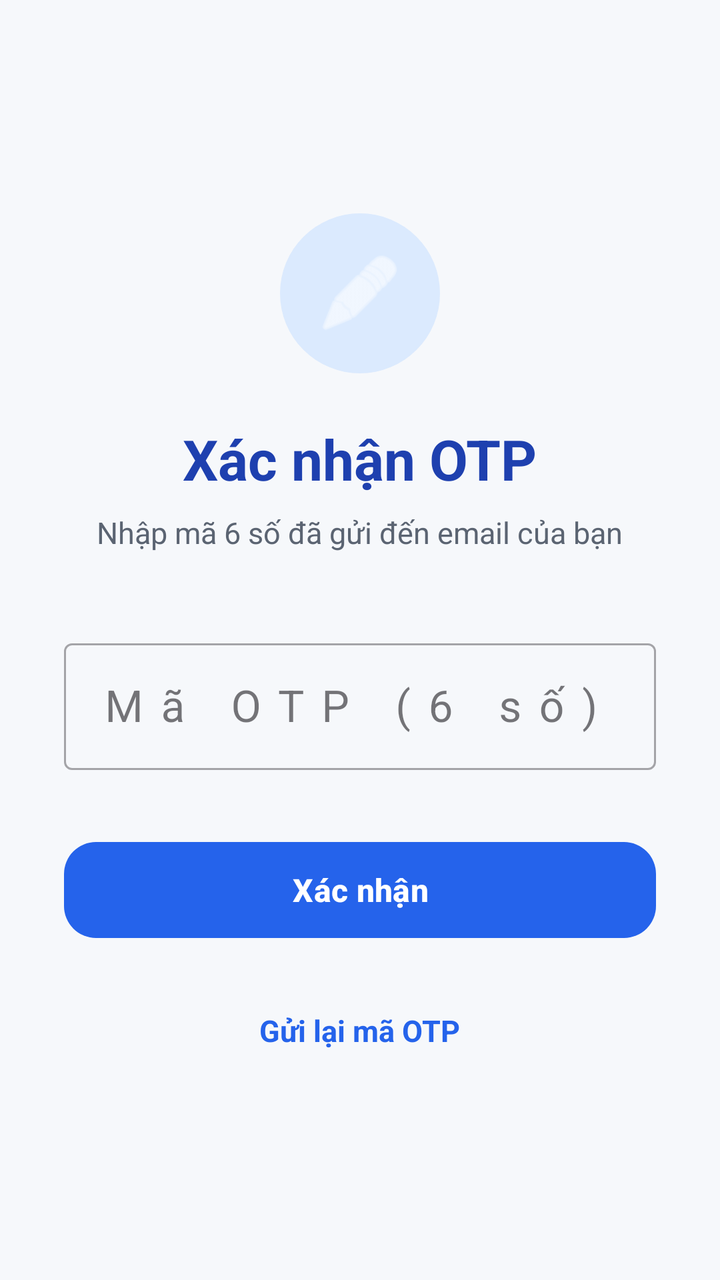
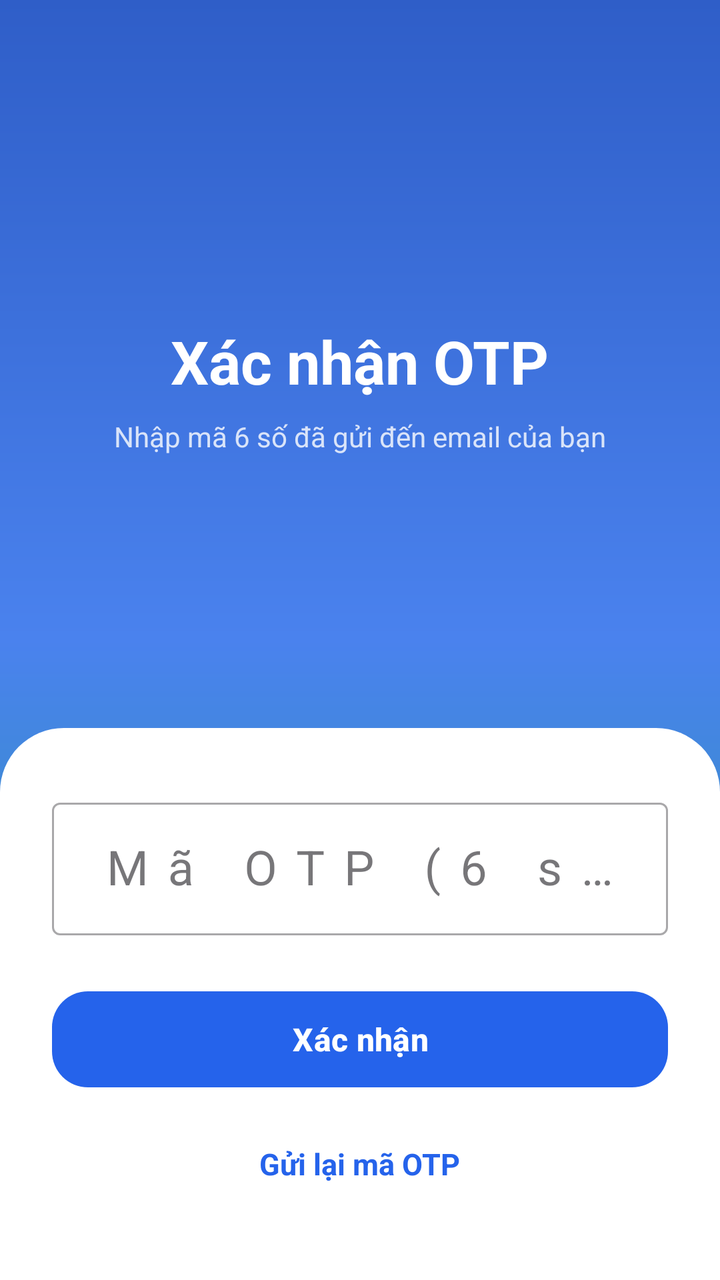

Compare the two renders of this Android layout. The source of the first and the diff that turns it into the second are given below.
<!-- AndroidManifest.xml: application theme Theme.ObjectLanguage -->
<!-- res/layout/fragment_verify_otp.xml -->
<?xml version="1.0" encoding="utf-8"?>
<LinearLayout xmlns:android="http://schemas.android.com/apk/res/android"
    xmlns:app="http://schemas.android.com/apk/res-auto"
    android:layout_width="match_parent"
    android:layout_height="match_parent"
    android:background="@color/background"
    android:gravity="center"
    android:orientation="vertical"
    android:padding="32dp">

    <ImageView
        android:layout_width="80dp"
        android:layout_height="80dp"
        android:layout_marginBottom="24dp"
        android:background="@drawable/circle_bg"
        android:contentDescription="@string/auth_logo"
        android:padding="18dp"
        android:src="@android:drawable/ic_menu_edit"
        app:tint="@color/text_on_primary" />

    <TextView
        android:layout_width="wrap_content"
        android:layout_height="wrap_content"
        android:layout_marginBottom="8dp"
        android:text="@string/verify_otp_title"
        android:textColor="@color/primary_dark"
        android:textSize="28sp"
        android:textStyle="bold" />

    <TextView
        android:id="@+id/tvEmailHint"
        android:layout_width="wrap_content"
        android:layout_height="wrap_content"
        android:layout_marginBottom="40dp"
        android:gravity="center"
        android:text="@string/verify_otp_subtitle"
        android:textColor="@color/text_secondary"
        android:textSize="15sp" />

    <com.google.android.material.textfield.TextInputLayout
        android:layout_width="match_parent"
        android:layout_height="wrap_content"
        android:layout_marginBottom="32dp"
        style="@style/Widget.MaterialComponents.TextInputLayout.OutlinedBox">

        <com.google.android.material.textfield.TextInputEditText
            android:id="@+id/etOtp"
            android:layout_width="match_parent"
            android:layout_height="wrap_content"
            android:hint="@string/otp_hint"
            android:inputType="number"
            android:maxLength="6"
            android:letterSpacing="0.4"
            android:textColor="@color/text_primary"
            android:textColorHint="@color/text_secondary"
            android:textSize="22sp" />
    </com.google.android.material.textfield.TextInputLayout>

    <com.google.android.material.button.MaterialButton
        android:id="@+id/btnVerify"
        android:layout_width="match_parent"
        android:layout_height="56dp"
        android:text="@string/verify_otp_button"
        android:textSize="16sp"
        android:textStyle="bold"
        app:backgroundTint="@color/primary"
        app:cornerRadius="16dp" />

    <ProgressBar
        android:id="@+id/progressBar"
        android:layout_width="wrap_content"
        android:layout_height="wrap_content"
        android:layout_marginTop="16dp"
        android:visibility="gone" />

    <TextView
        android:id="@+id/tvResendOtp"
        android:layout_width="wrap_content"
        android:layout_height="wrap_content"
        android:layout_marginTop="24dp"
        android:padding="8dp"
        android:text="Gửi lại mã OTP"
        android:textColor="@color/primary"
        android:textSize="15sp"
        android:textStyle="bold" />

</LinearLayout>
<!-- resources referenced by this layout -->
<resources>
  <color name="background">#F6F8FB</color>
  <color name="primary">#2563EB</color>
  <color name="primary_dark">#1E40AF</color>
  <color name="text_on_primary">#FFFFFF</color>
  <color name="text_primary">#111827</color>
  <color name="text_secondary">#5B6472</color>
  <!-- drawable circle_bg (drawable) -->
  <?xml version="1.0" encoding="utf-8"?>
  <shape xmlns:android="http://schemas.android.com/apk/res/android" android:shape="oval">
      <solid android:color="@color/primary_light" />
  </shape>
  <string name="auth_logo">Logo</string>
  <string name="otp_hint">Mã OTP (6 số)</string>
  <string name="verify_otp_button">Xác nhận</string>
  <string name="verify_otp_subtitle">Nhập mã 6 số đã gửi đến email của bạn</string>
  <string name="verify_otp_title">Xác nhận OTP</string>
  <style name="Theme.ObjectLanguage" parent="Theme.Material3.Light.NoActionBar">
          <item name="colorPrimary">@color/primary</item>
          <item name="colorPrimaryVariant">@color/primary_dark</item>
          <item name="colorOnPrimary">@color/text_on_primary</item>
          <item name="colorSecondary">@color/secondary</item>
          <item name="colorOnSecondary">@color/text_on_primary</item>
          <item name="android:colorBackground">@color/background</item>
          <item name="android:windowBackground">@color/background</item>
          <item name="colorSurface">@color/surface</item>
          <item name="android:statusBarColor">@color/background</item>
          <item name="android:windowLightStatusBar">true</item>
          <item name="android:navigationBarColor">@color/surface</item>
          <item name="android:windowLightNavigationBar" tools:targetApi="o_mr1">true</item>
          
          <item name="cardViewStyle">@style/Widget.App.CardView</item>
          <item name="bottomNavigationStyle">@style/Widget.App.BottomNav</item>
      </style>
  <color name="primary_light">#DBEAFE</color>
  <color name="secondary">#16A34A</color>
  <color name="surface">#FFFFFF</color>
  <style name="Widget.App.CardView" parent="Widget.Material3.CardView.Elevated">
          <item name="cardBackgroundColor">@color/surface</item>
          <item name="cardCornerRadius">14dp</item>
          <item name="cardElevation">0dp</item>
          <item name="strokeWidth">0dp</item>
      </style>
  <style name="Widget.App.BottomNav" parent="Widget.Material3.BottomNavigationView">
          <item name="backgroundTint">@color/bottom_nav_bg</item>
          <item name="itemIconTint">@color/bottom_nav_color</item>
          <item name="itemTextColor">@color/bottom_nav_color</item>
          <item name="itemActiveIndicatorStyle">@style/Widget.App.BottomNav.ActiveIndicator</item>
          <item name="labelVisibilityMode">labeled</item>
          <item name="itemRippleColor">@color/primary_light</item>
      </style>
  <color name="bottom_nav_bg">#FFFFFF</color>
  <style name="Widget.App.BottomNav.ActiveIndicator" parent="Widget.Material3.BottomNavigationView.ActiveIndicator">
          <item name="android:color">@color/surface_variant</item>
          <item name="shapeAppearance">@style/ShapeAppearance.App.SmallComponent</item>
      </style>
  <color name="surface_variant">#EAF0F7</color>
  <style name="ShapeAppearance.App.SmallComponent" parent="ShapeAppearance.Material3.SmallComponent">
          <item name="cornerSize">14dp</item>
      </style>
</resources>

<!-- the commit's change to res/layout/fragment_verify_otp.xml (unified diff, before → after) -->
@@ -1,87 +1,115 @@
 <?xml version="1.0" encoding="utf-8"?>
-<LinearLayout xmlns:android="http://schemas.android.com/apk/res/android"
+<ScrollView xmlns:android="http://schemas.android.com/apk/res/android"
     xmlns:app="http://schemas.android.com/apk/res-auto"
     android:layout_width="match_parent"
     android:layout_height="match_parent"
-    android:background="@color/background"
-    android:gravity="center"
-    android:orientation="vertical"
-    android:padding="32dp">
+    android:background="@drawable/bg_auth_gradient"
+    android:fillViewport="true">
 
-    <ImageView
-        android:layout_width="80dp"
-        android:layout_height="80dp"
-        android:layout_marginBottom="24dp"
-        android:background="@drawable/circle_bg"
-        android:contentDescription="@string/auth_logo"
-        android:padding="18dp"
-        android:src="@android:drawable/ic_menu_edit"
-        app:tint="@color/text_on_primary" />
-
-    <TextView
-        android:layout_width="wrap_content"
-        android:layout_height="wrap_content"
-        android:layout_marginBottom="8dp"
-        android:text="@string/verify_otp_title"
-        android:textColor="@color/primary_dark"
-        android:textSize="28sp"
-        android:textStyle="bold" />
-
-    <TextView
-        android:id="@+id/tvEmailHint"
-        android:layout_width="wrap_content"
-        android:layout_height="wrap_content"
-        android:layout_marginBottom="40dp"
-        android:gravity="center"
-        android:text="@string/verify_otp_subtitle"
-        android:textColor="@color/text_secondary"
-        android:textSize="15sp" />
-
-    <com.google.android.material.textfield.TextInputLayout
+    <LinearLayout
         android:layout_width="match_parent"
         android:layout_height="wrap_content"
-        android:layout_marginBottom="32dp"
-        style="@style/Widget.MaterialComponents.TextInputLayout.OutlinedBox">
+        android:orientation="vertical">
 
-        <com.google.android.material.textfield.TextInputEditText
-            android:id="@+id/etOtp"
+        
+        <LinearLayout
+            android:layout_width="match_parent"
+            android:layout_height="0dp"
+            android:layout_weight="1"
+            android:minHeight="200dp"
+            android:gravity="center"
+            android:orientation="vertical"
+            android:paddingTop="48dp"
+            android:paddingBottom="24dp">
+
+            <TextView
+                android:layout_width="wrap_content"
+                android:layout_height="wrap_content"
+                android:text="@string/verify_otp_title"
+                android:textColor="@color/text_on_primary"
+                android:textSize="30sp"
+                android:textStyle="bold" />
+
+            <TextView
+                android:id="@+id/tvEmailHint"
+                android:layout_width="wrap_content"
+                android:layout_height="wrap_content"
+                android:layout_marginTop="8dp"
+                android:gravity="center"
+                android:paddingStart="32dp"
+                android:paddingEnd="32dp"
+                android:text="@string/verify_otp_subtitle"
+                android:textColor="@color/text_on_primary"
+                android:alpha="0.80"
+                android:textSize="14sp" />
+
+        </LinearLayout>
+
+        
+        <LinearLayout
             android:layout_width="match_parent"
             android:layout_height="wrap_content"
-            android:hint="@string/otp_hint"
-            android:inputType="number"
-            android:maxLength="6"
-            android:letterSpacing="0.4"
-            android:textColor="@color/text_primary"
-            android:textColorHint="@color/text_secondary"
-            android:textSize="22sp" />
-    </com.google.android.material.textfield.TextInputLayout>
+            android:background="@drawable/bg_form_card"
+            android:orientation="vertical"
+            android:paddingStart="26dp"
+            android:paddingTop="32dp"
+            android:paddingEnd="26dp"
+            android:paddingBottom="40dp">
 
-    <com.google.android.material.button.MaterialButton
-        android:id="@+id/btnVerify"
-        android:layout_width="match_parent"
-        android:layout_height="56dp"
-        android:text="@string/verify_otp_button"
-        android:textSize="16sp"
-        android:textStyle="bold"
-        app:backgroundTint="@color/primary"
-        app:cornerRadius="16dp" />
+            <com.google.android.material.textfield.TextInputLayout
+                android:layout_width="match_parent"
+                android:layout_height="wrap_content"
+                android:layout_marginBottom="24dp"
+                style="@style/Widget.MaterialComponents.TextInputLayout.OutlinedBox">
 
-    <ProgressBar
-        android:id="@+id/progressBar"
-        android:layout_width="wrap_content"
-        android:layout_height="wrap_content"
-        android:layout_marginTop="16dp"
-        android:visibility="gone" />
+                <com.google.android.material.textfield.TextInputEditText
+                    android:id="@+id/etOtp"
+                    android:layout_width="match_parent"
+                    android:layout_height="wrap_content"
+                    android:hint="@string/otp_hint"
+                    android:inputType="number"
+                    android:maxLength="6"
+                    android:letterSpacing="0.4"
+                    android:gravity="center"
+                    android:textColor="@color/text_primary"
+                    android:textColorHint="@color/text_secondary"
+                    android:textSize="24sp" />
 
-    <TextView
-        android:id="@+id/tvResendOtp"
-        android:layout_width="wrap_content"
-        android:layout_height="wrap_content"
-        android:layout_marginTop="24dp"
-        android:padding="8dp"
-        android:text="Gửi lại mã OTP"
-        android:textColor="@color/primary"
-        android:textSize="15sp"
-        android:textStyle="bold" />
+            </com.google.android.material.textfield.TextInputLayout>
 
-</LinearLayout>
+            <com.google.android.material.button.MaterialButton
+                android:id="@+id/btnVerify"
+                android:layout_width="match_parent"
+                android:layout_height="56dp"
+                android:text="@string/verify_otp_button"
+                android:textSize="16sp"
+                android:textStyle="bold"
+                android:textColor="@color/text_on_primary"
+                app:backgroundTint="@color/primary"
+                app:cornerRadius="18dp" />
+
+            <ProgressBar
+                android:id="@+id/progressBar"
+                android:layout_width="wrap_content"
+                android:layout_height="wrap_content"
+                android:layout_gravity="center"
+                android:layout_marginTop="12dp"
+                android:visibility="gone" />
+
+            <TextView
+                android:id="@+id/tvResendOtp"
+                android:layout_width="wrap_content"
+                android:layout_height="wrap_content"
+                android:layout_gravity="center"
+                android:layout_marginTop="16dp"
+                android:padding="8dp"
+                android:text="Gửi lại mã OTP"
+                android:textColor="@color/primary"
+                android:textSize="15sp"
+                android:textStyle="bold" />
+
+        </LinearLayout>
+
+    </LinearLayout>
+
+</ScrollView>
<!-- resource entries referenced after the edit -->
@@ -6,12 +6,26 @@
   <color name="text_on_primary">#FFFFFF</color>
   <color name="text_primary">#111827</color>
   <color name="text_secondary">#5B6472</color>
-  <!-- drawable circle_bg (drawable) -->
+  <!-- drawable bg_auth_gradient (drawable) -->
   <?xml version="1.0" encoding="utf-8"?>
-  <shape xmlns:android="http://schemas.android.com/apk/res/android" android:shape="oval">
-      <solid android:color="@color/primary_light" />
+  <shape xmlns:android="http://schemas.android.com/apk/res/android"
+      android:shape="rectangle">
+      <gradient
+          android:angle="160"
+          android:startColor="#2F5EC8"
+          android:centerColor="#4A82EE"
+          android:endColor="#1E9E94"
+          android:type="linear" />
   </shape>
-  <string name="auth_logo">Logo</string>
+  <!-- drawable bg_form_card (drawable) -->
+  <?xml version="1.0" encoding="utf-8"?>
+  <shape xmlns:android="http://schemas.android.com/apk/res/android"
+      android:shape="rectangle">
+      <solid android:color="@color/surface" />
+      <corners
+          android:topLeftRadius="32dp"
+          android:topRightRadius="32dp" />
+  </shape>
   <string name="otp_hint">Mã OTP (6 số)</string>
   <string name="verify_otp_button">Xác nhận</string>
   <string name="verify_otp_subtitle">Nhập mã 6 số đã gửi đến email của bạn</string>
